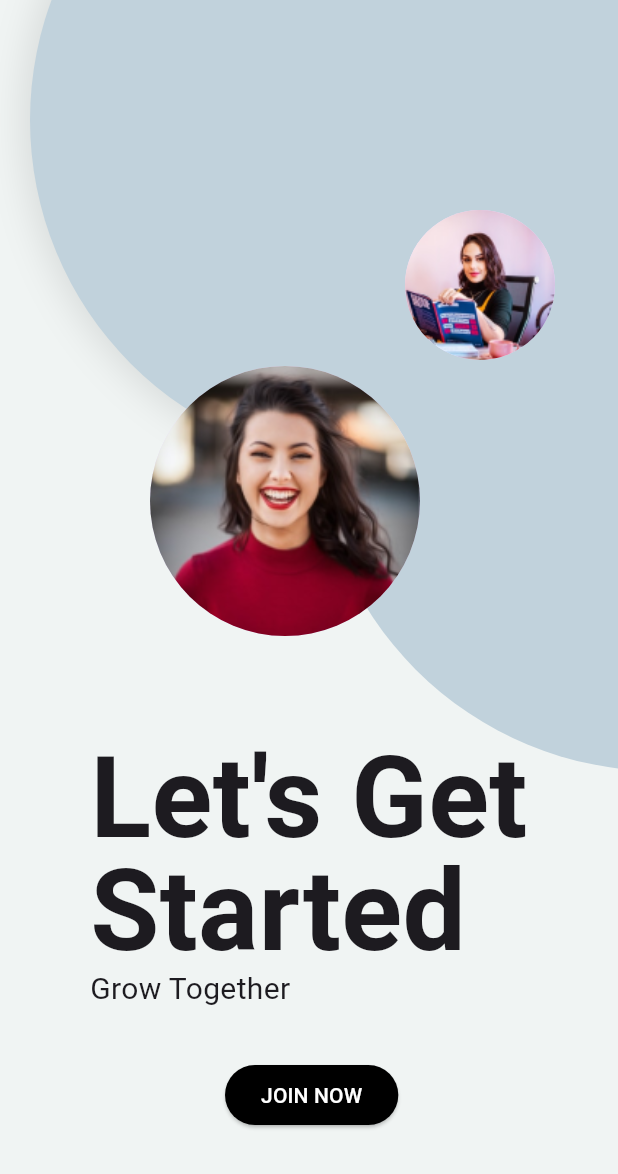
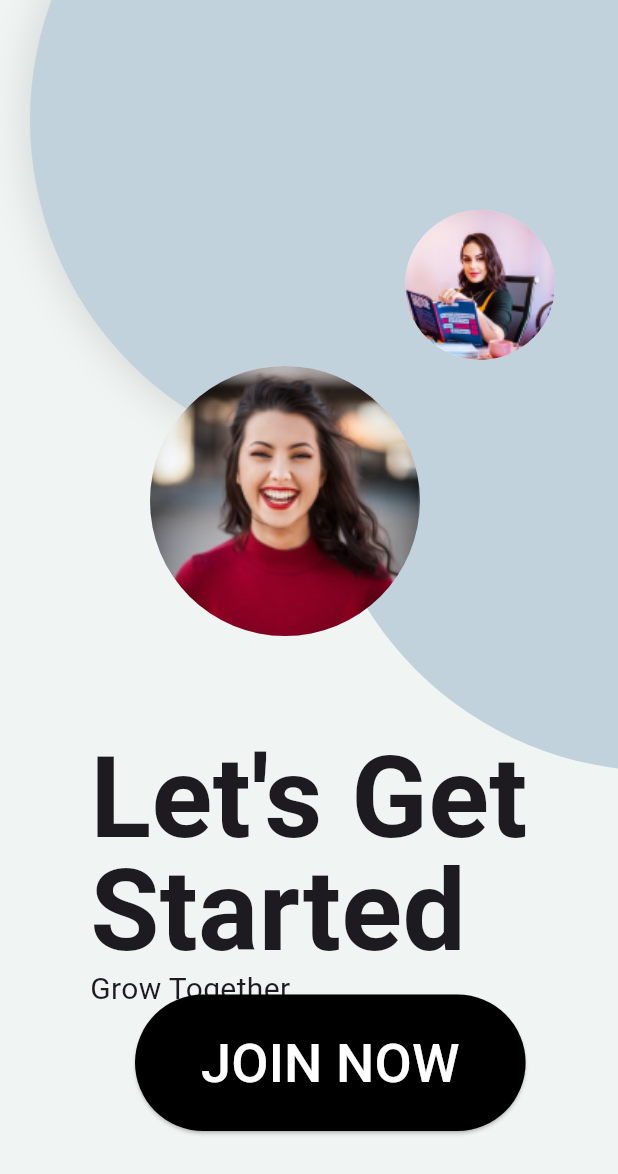
Before and after one commit to EverlastingBigFlo/ConnectFlutterToBackend, a Flutter app: the screen it shows after launch, on a phone screen of 412 x 824 dp. Shown: the top 1174 px of the screen. Run offline on Flutter 3.47's test engine with Material 3 defaults, Android fonts, the phone set to English and light mode, and no system bars; Roboto replaces fonts that are missing (Inder).

Commit message:
5 Mar 2024, 13:09

```diff
--- a/lib/pages/welcome.dart
+++ b/lib/pages/welcome.dart
@@ -12,8 +12,7 @@ class _WelcomePageState extends State<WelcomePage> {
   Widget build(BuildContext context) {
     return Scaffold(
       backgroundColor: const Color(0xFFF0F4F3),
-      body: Stack(
-        children: [
+      body: Stack(children: [
         Positioned(
           left: 20,
           top: -150,
@@ -94,18 +93,24 @@ class _WelcomePageState extends State<WelcomePage> {
         ),
         Positioned(
             bottom: 70,
-              left: 150,
+            left: 90,
             child: ElevatedButton(
                 onPressed: () => {},
                 style: ButtonStyle(
                   backgroundColor:
                       MaterialStateProperty.all<Color>(Colors.black),
                 ),
-                child: const Text('JOIN NOW',
-                style: TextStyle(color: Colors.white,)
+                child: const Padding(
+                  padding: EdgeInsets.all(20.0),
+                  child: Text('JOIN NOW',
+                      style: TextStyle(
+                        color: Colors.white,
+                        fontSize: 36,
+                        fontWeight: FontWeight.w500,
+                        fontFamily: 'Inder',
+                      )),
                 )))
-        ]
-      ),
+      ]),
     );
   }
 }
```
Also changed, not shown: pubspec.yaml (+4 -4 lines). Lines whose indentation alone changed are shown as unchanged.
